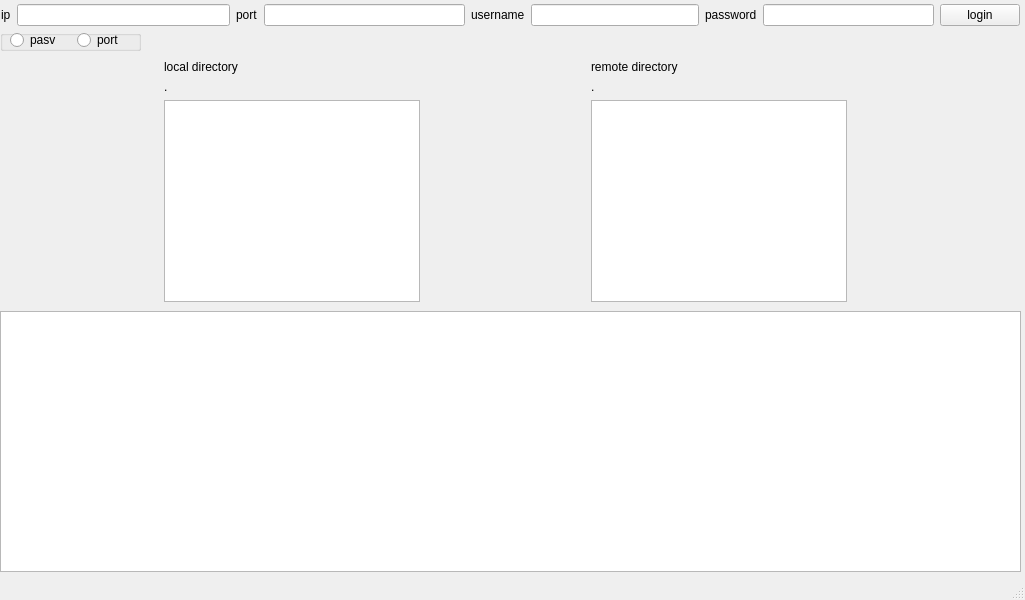
youkaichao/ftp-project, file window.ui: the form before one commit.
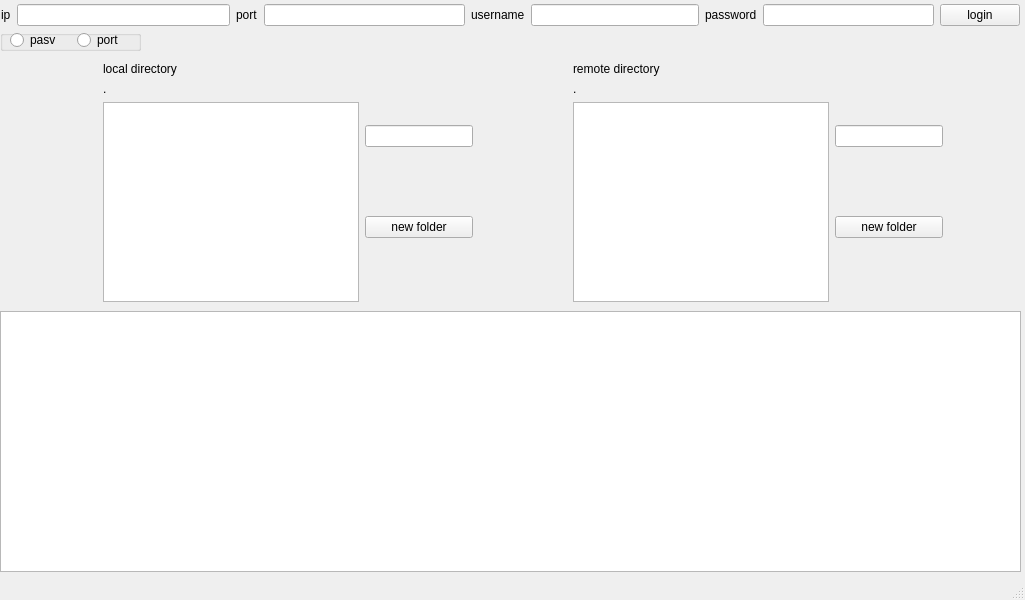
The form after the commit.

Commit message: new folder not tested

What changed in the file:
```diff
--- a/window.ui
+++ b/window.ui
@@ -151,31 +151,29 @@
      </item>
     </layout>
    </widget>
-   <widget class="QWidget" name="layoutWidget">
+   <widget class="QWidget" name="">
     <property name="geometry">
      <rect>
-      <x>0</x>
-      <y>60</y>
-      <width>1011</width>
-      <height>242</height>
+      <x>10</x>
+      <y>62</y>
+      <width>1026</width>
+      <height>240</height>
      </rect>
     </property>
-    <layout class="QHBoxLayout" name="horizontalLayout_9">
-     <item>
-      <spacer name="horizontalSpacer">
-       <property name="orientation">
-        <enum>Qt::Horizontal</enum>
-       </property>
-       <property name="sizeHint" stdset="0">
-        <size>
-         <width>40</width>
-         <height>20</height>
-        </size>
-       </property>
-      </spacer>
-     </item>
-     <item>
       <layout class="QHBoxLayout" name="horizontalLayout_7">
+     <item>
+      <spacer name="horizontalSpacer">
+       <property name="orientation">
+        <enum>Qt::Horizontal</enum>
+       </property>
+       <property name="sizeHint" stdset="0">
+        <size>
+         <width>40</width>
+         <height>20</height>
+        </size>
+       </property>
+      </spacer>
+     </item>
        <item>
         <layout class="QVBoxLayout" name="verticalLayout">
          <item>
@@ -197,6 +195,18 @@
          </item>
         </layout>
        </item>
+     <item>
+      <layout class="QVBoxLayout" name="verticalLayout_4">
+       <item>
+        <widget class="QLineEdit" name="new_local_folder_name"/>
+       </item>
+       <item>
+        <widget class="QPushButton" name="new_local_folder">
+         <property name="text">
+          <string>new folder</string>
+         </property>
+        </widget>
+       </item>
       </layout>
      </item>
      <item>
@@ -213,8 +223,6 @@
       </spacer>
      </item>
      <item>
-      <layout class="QHBoxLayout" name="horizontalLayout_8">
-       <item>
         <layout class="QVBoxLayout" name="verticalLayout_2">
          <item>
           <widget class="QLabel" name="label_8">
@@ -234,6 +242,18 @@
           <widget class="QListWidget" name="remote_files"/>
          </item>
         </layout>
+     </item>
+     <item>
+      <layout class="QVBoxLayout" name="verticalLayout_5">
+       <item>
+        <widget class="QLineEdit" name="new_remote_folder_name"/>
+       </item>
+       <item>
+        <widget class="QPushButton" name="new_remote_folder">
+         <property name="text">
+          <string>new folder</string>
+         </property>
+        </widget>
        </item>
       </layout>
      </item>
```
Lines whose indentation alone changed are shown as unchanged. The commit also changes 3 other files.
